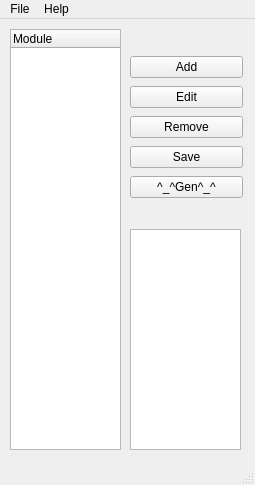
Above: tool/gainos-studio/ui/forms/gainos_studio.ui from parai/gainos-tk before the change. Below: the same form after it.
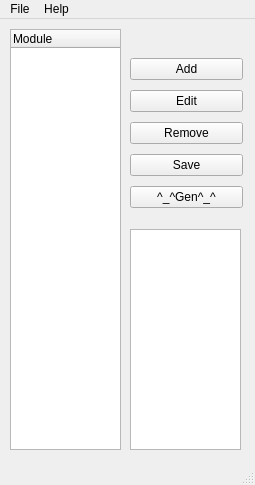
That is the form after the change.

The edit to the form file:
```diff
--- a/tool/gainos-studio/ui/forms/gainos_studio.ui
+++ b/tool/gainos-studio/ui/forms/gainos_studio.ui
@@ -54,13 +54,13 @@
      </rect>
     </property>
    </widget>
-   <widget class="QWidget" name="">
+   <widget class="QWidget" name="layoutWidget">
     <property name="geometry">
      <rect>
       <x>130</x>
       <y>35</y>
       <width>113</width>
-      <height>146</height>
+      <height>161</height>
      </rect>
     </property>
     <layout class="QVBoxLayout" name="verticalLayout">
```
Left out of the diff: 10 changed lines with no effect on the pictures.
